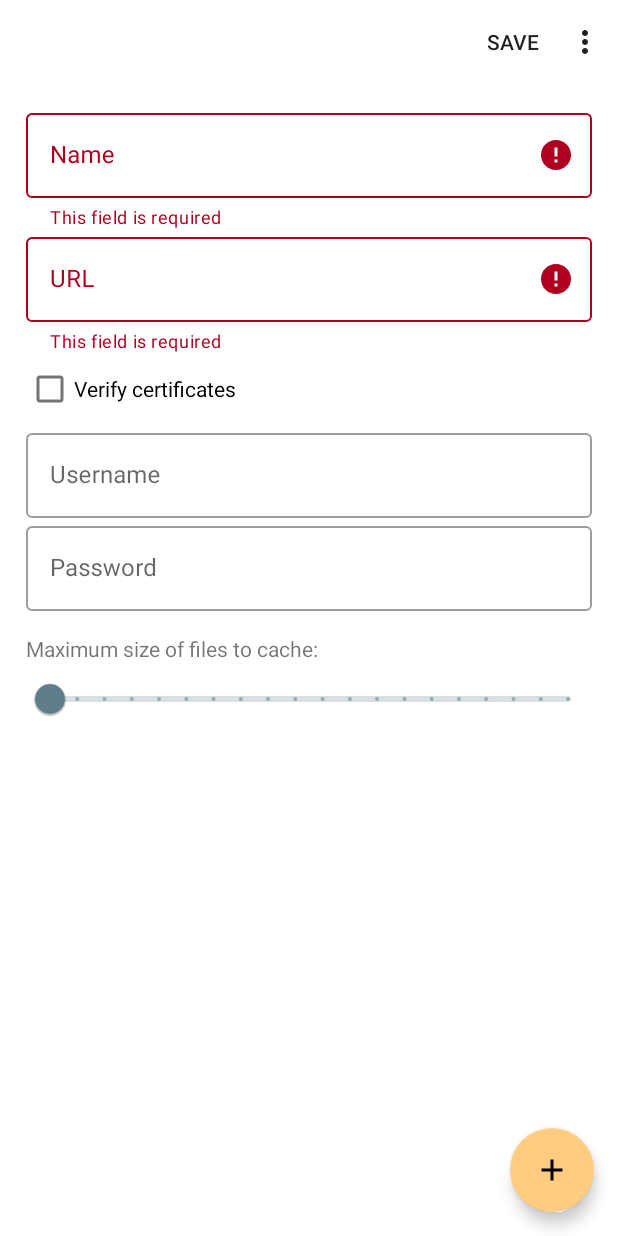
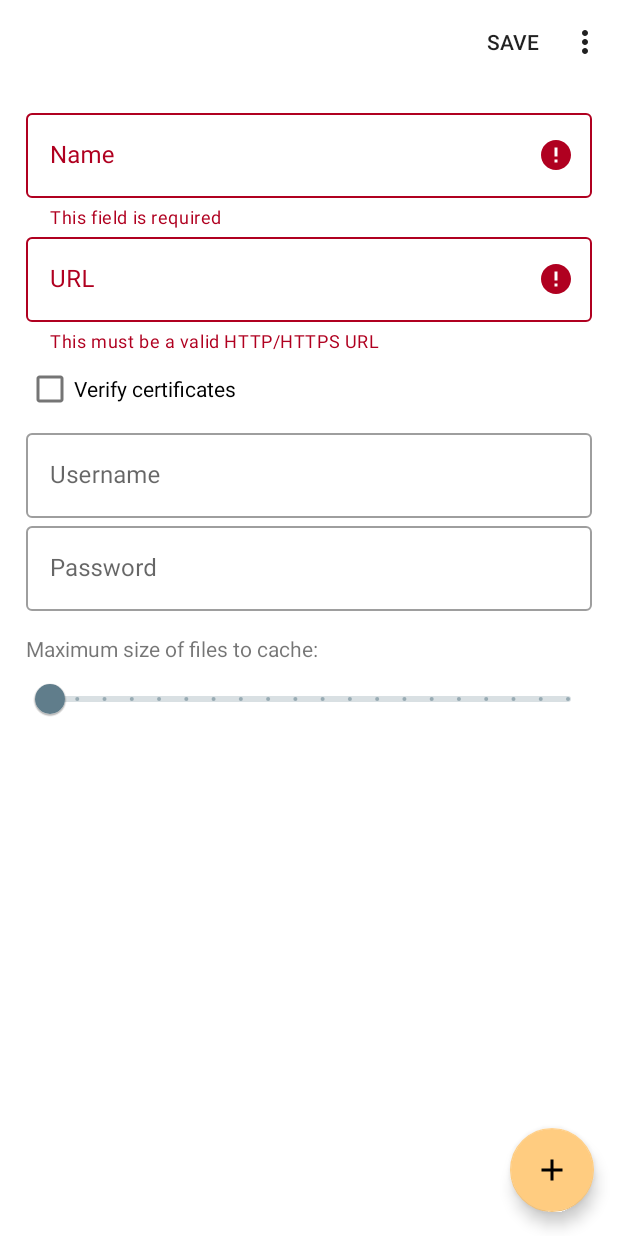
Before and after one commit to alexbakker/webdav-provider, an Android app: the fragment AccountFragment placed in its activity, after a tap on "SAVE", on a phone screen of 412 x 824 dp. Run offline under Robolectric (Android 15) with nearby library versions, the phone set to English and light mode, and no system bars; our stand-ins replace Dagger/Hilt's generated code, Room's generated code, data binding, navigation-ui; libraries missing offline, so code that uses them is left out: com.mikepenz.aboutlibraries; 19 statements that could not run were skipped.

Commit message:
Perform URL validation before trying to test a WebDAV account

```diff
--- a/app/src/main/java/me/alexbakker/webdav/fragments/AccountFragment.kt
+++ b/app/src/main/java/me/alexbakker/webdav/fragments/AccountFragment.kt
@@ -17,6 +17,7 @@ import androidx.navigation.fragment.navArgs
 import com.google.android.material.slider.Slider
 import com.google.android.material.snackbar.BaseTransientBottomBar
 import com.google.android.material.snackbar.Snackbar
+import com.google.android.material.textfield.TextInputEditText
 import com.google.android.material.textfield.TextInputLayout
 import dagger.hilt.android.AndroidEntryPoint
 import kotlinx.coroutines.Dispatchers
@@ -28,6 +29,7 @@ import me.alexbakker.webdav.databinding.FragmentAccountBinding
 import me.alexbakker.webdav.dialogs.Dialogs
 import me.alexbakker.webdav.provider.WebDavCache
 import me.alexbakker.webdav.provider.WebDavProvider
+import okhttp3.HttpUrl.Companion.toHttpUrl
 import javax.inject.Inject
 
 @AndroidEntryPoint
@@ -145,15 +147,23 @@ class AccountFragment : Fragment() {
 
     private fun validateForm(): Boolean {
         var res = true
-        val requiredTextFields = arrayOf(binding.textName, binding.textUrl)
-        for (field in requiredTextFields) {
-            if (field.text.toString().isBlank()) {
-                (field.parent.parent as TextInputLayout).error = getString(R.string.error_field_required)
-                res = false
-            }
+        if (binding.textName.text.toString().isBlank()) {
+            getInputLayout(binding.textName).error = getString(R.string.error_field_required)
+            res = false
+        }
+
+        try {
+            binding.textUrl.text.toString().toHttpUrl()
+        } catch (e: IllegalArgumentException) {
+            getInputLayout(binding.textUrl).error = getString(R.string.error_invalid_url)
+            res = false
         }
 
         return res
+    }
+
+    private fun getInputLayout(text: TextInputEditText): TextInputLayout {
+        return text.parent.parent as TextInputLayout
     }
 
     private fun tryClose(): Boolean {
--- a/app/src/main/res/values/strings.xml
+++ b/app/src/main/res/values/strings.xml
@@ -66,6 +66,7 @@
     <string name="value_max_cache_file_size">%d MB</string>
 
     <string name="error_field_required">This field is required</string>
+    <string name="error_invalid_url">This must be a valid HTTP/HTTPS URL</string>
     <string name="error_loading_settings">Unable to load WebDAV settings. Using defaults…</string>
     <string name="error_webdav_connection">Couldn\'t establish a WebDAV connection: %s</string>
     <string name="error_webdav_connection_dialog">An error occurred while trying to establish a WebDAV connection</string>
```
